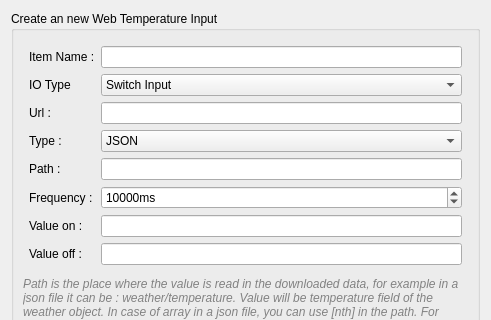
First picture: the form in data/DialogNewWebIO.ui, repository calaos/calaos_installer, before the edit; both pictures show x 0 to 491 and y 0 to 320 of the 491 by 524 pixel window.
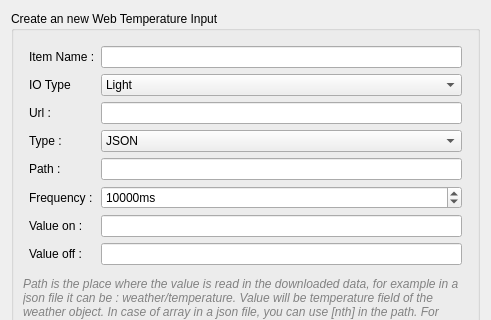
Second picture: the form after the edit.

```diff
--- a/data/DialogNewWebIO.ui
+++ b/data/DialogNewWebIO.ui
@@ -59,11 +59,6 @@
         </item>
         <item row="1" column="1">
          <widget class="QComboBox" name="io_type">
-          <item>
-           <property name="text">
-            <string>Switch Input</string>
-           </property>
-          </item>
           <item>
            <property name="text">
             <string>Light</string>
```
Left out of the diff: 5 changed lines with no effect on the pictures.
